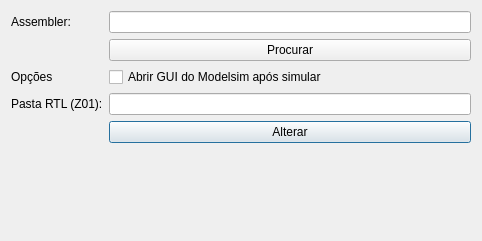
The window that Z01-Simulator-GUI/config_dialog.ui (Insper/Z01-tools) describes before a commit, drawn with Qt 5.
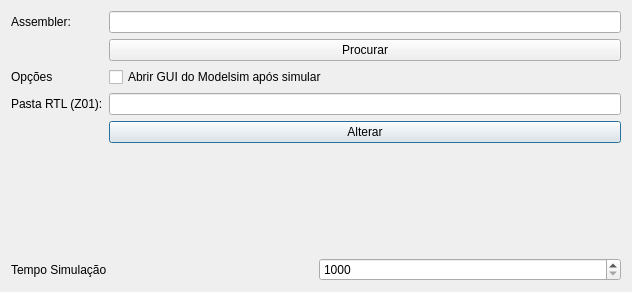
The same window after the commit.

Commit message: simulation time gui

```diff
--- a/Z01-Simulator-GUI/config_dialog.ui
+++ b/Z01-Simulator-GUI/config_dialog.ui
@@ -6,8 +6,8 @@
    <rect>
     <x>0</x>
     <y>0</y>
-    <width>482</width>
-    <height>241</height>
+    <width>632</width>
+    <height>292</height>
    </rect>
   </property>
   <property name="windowTitle">
@@ -70,6 +70,30 @@
      </item>
     </layout>
    </item>
+   <item>
+    <layout class="QHBoxLayout" name="horizontalLayout">
+     <item>
+      <widget class="QLabel" name="label_time">
+       <property name="text">
+        <string>Tempo Simulação</string>
+       </property>
+      </widget>
+     </item>
+     <item>
+      <widget class="QSpinBox" name="simTime">
+       <property name="minimum">
+        <number>1000</number>
+       </property>
+       <property name="maximum">
+        <number>100000</number>
+       </property>
+       <property name="value">
+        <number>1000</number>
+       </property>
+      </widget>
+     </item>
+    </layout>
+   </item>
   </layout>
  </widget>
  <resources/>
```
The commit also changes 2 other files.
